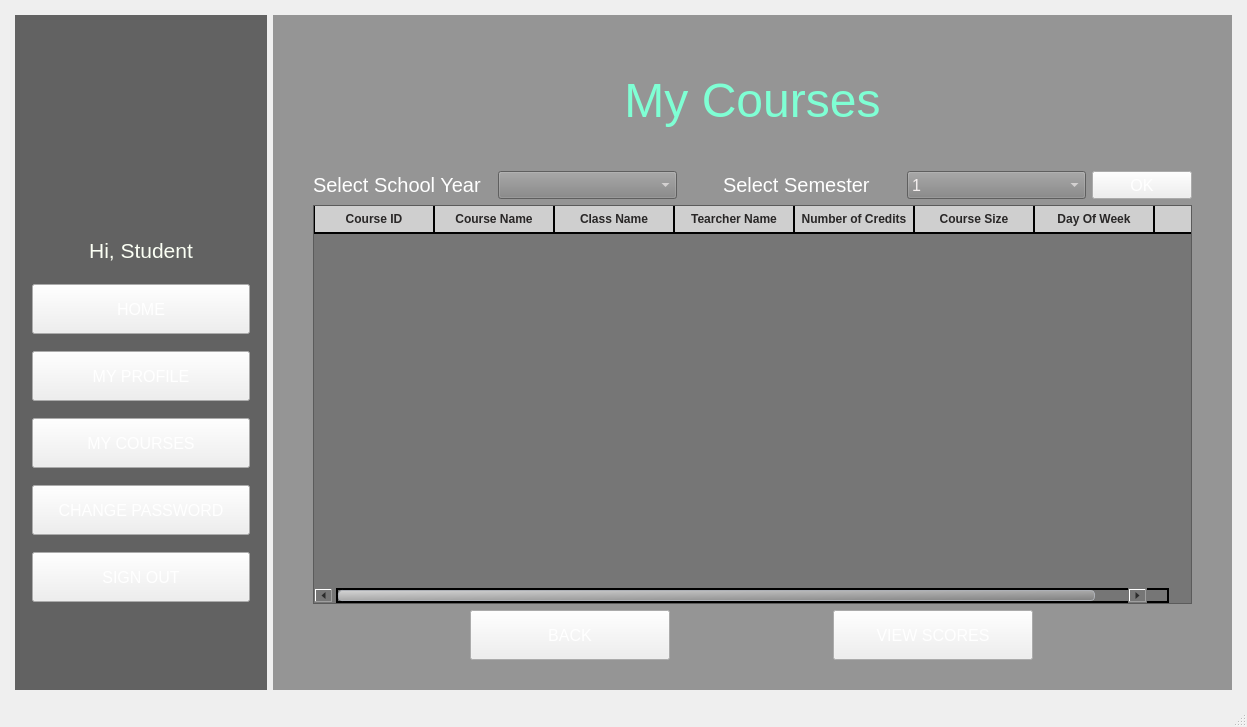
This is StudentManagementSystem/mainwindow.ui in BuhDuy256/Student-Management-GROUP6-KTLT-23CLC03 as Qt 5 draws it before an edit. The edited form follows.
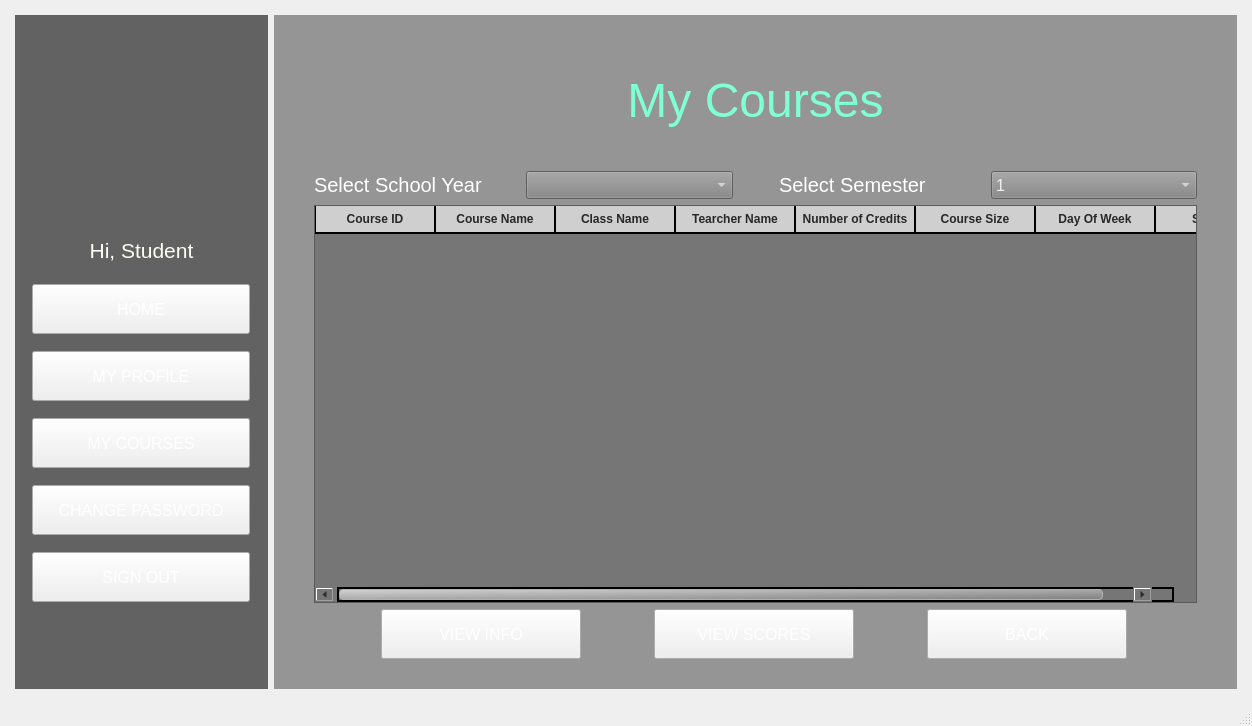
This is the edited form. The open tabs and pages were chosen to show the change. Icons and pictures are not drawn.

Patch:
```diff
--- a/StudentManagementSystem/mainwindow.ui
+++ b/StudentManagementSystem/mainwindow.ui
@@ -6,8 +6,8 @@
    <rect>
     <x>0</x>
     <y>0</y>
-    <width>1247</width>
-    <height>727</height>
+    <width>1252</width>
+    <height>726</height>
    </rect>
   </property>
   <property name="windowTitle">
@@ -1419,28 +1419,6 @@
                 </item>
                </widget>
               </item>
-              <item>
-               <widget class="QPushButton" name="button_ok">
-                <property name="minimumSize">
-                 <size>
-                  <width>70</width>
-                  <height>28</height>
-                 </size>
-                </property>
-                <property name="maximumSize">
-                 <size>
-                  <width>100</width>
-                  <height>28</height>
-                 </size>
-                </property>
-                <property name="styleSheet">
-                 <string notr="true">font-size: 16px;</string>
-                </property>
-                <property name="text">
-                 <string>OK</string>
-                </property>
-               </widget>
-              </item>
              </layout>
             </item>
             <item>
@@ -1638,7 +1616,7 @@
             <item>
              <layout class="QHBoxLayout" name="horizontalLayout_3">
               <item>
-               <widget class="QPushButton" name="button_back_5">
+               <widget class="QPushButton" name="button_ok">
                 <property name="minimumSize">
                  <size>
                   <width>200</width>
@@ -1660,7 +1638,7 @@
                  <string notr="true"/>
                 </property>
                 <property name="text">
-                 <string>BACK</string>
+                 <string>VIEW INFO</string>
                 </property>
                </widget>
               </item>
@@ -1688,6 +1666,33 @@
                 </property>
                </widget>
               </item>
+              <item>
+               <widget class="QPushButton" name="button_back_5">
+                <property name="minimumSize">
+                 <size>
+                  <width>200</width>
+                  <height>50</height>
+                 </size>
+                </property>
+                <property name="maximumSize">
+                 <size>
+                  <width>200</width>
+                  <height>50</height>
+                 </size>
+                </property>
+                <property name="font">
+                 <font>
+                  <pointsize>12</pointsize>
+                 </font>
+                </property>
+                <property name="styleSheet">
+                 <string notr="true"/>
+                </property>
+                <property name="text">
+                 <string>BACK</string>
+                </property>
+               </widget>
+              </item>
              </layout>
             </item>
            </layout>
```
Left out of the diff: 400 changed lines with no effect on the pictures.
